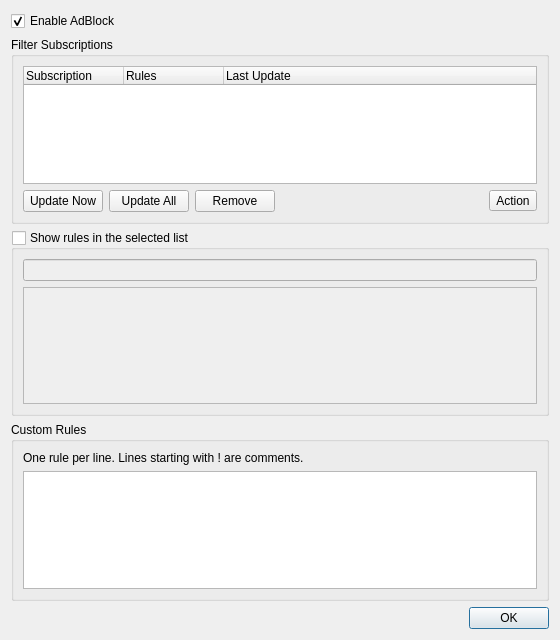
Before: the Qt Designer form src/adblock/adblockdialog.ui in IT-Space-2026/arktos, drawn with Qt 5.
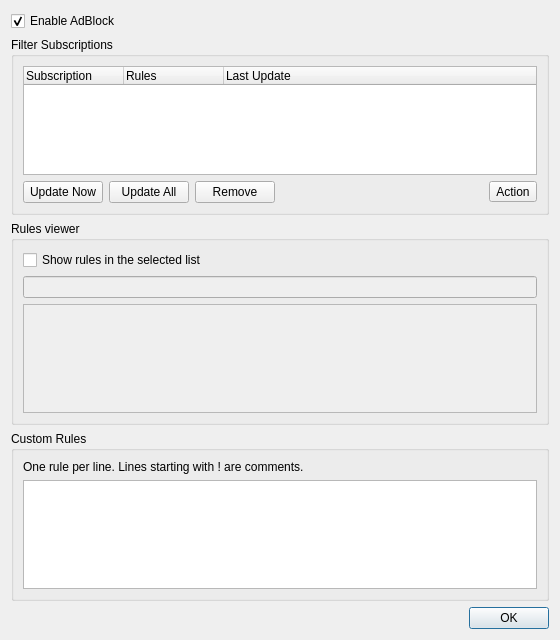
After: the same form once the commit is applied. Custom widgets are drawn as their Qt base class.

Commit message: MAC10: group-box enable switches are real checkboxes, not painted indicators

Diff of the .ui file:
```diff
--- a/src/adblock/adblockdialog.ui
+++ b/src/adblock/adblockdialog.ui
@@ -128,17 +128,36 @@
        </widget>
       </item>
       <item>
-       <widget class="QGroupBox" name="rulesGroup">
+       <widget class="QGroupBox" name="rulesViewerGroup">
         <property name="title">
+         <string>Rules viewer</string>
+        </property>
+        <layout class="QVBoxLayout" name="rulesViewerLayout">
+         <item>
+          <widget class="QCheckBox" name="rulesGroup">
+           <property name="text">
          <string>Show rules in the selected list</string>
         </property>
-        <property name="checkable">
-         <bool>true</bool>
-        </property>
-        <property name="checked">
+          </widget>
+         </item>
+         <item>
+          <widget class="QWidget" name="rulesFields" native="true">
+           <property name="enabled">
          <bool>false</bool>
         </property>
         <layout class="QVBoxLayout" name="rulesLayout">
+            <property name="leftMargin">
+             <number>0</number>
+            </property>
+            <property name="topMargin">
+             <number>0</number>
+            </property>
+            <property name="rightMargin">
+             <number>0</number>
+            </property>
+            <property name="bottomMargin">
+             <number>0</number>
+            </property>
          <item>
           <widget class="SearchLineEdit" name="search">
            <property name="accessibleName">
@@ -154,6 +173,9 @@
            <property name="readOnly">
             <bool>true</bool>
            </property>
+             </widget>
+            </item>
+           </layout>
           </widget>
          </item>
         </layout>
```
Lines whose indentation alone changed are shown as unchanged. The commit also changes 7 other files.
